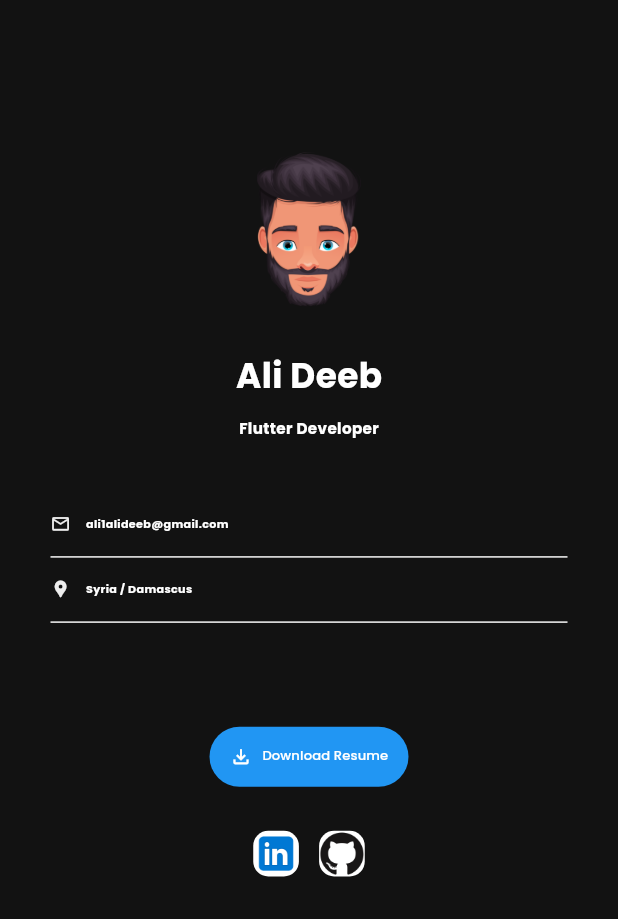
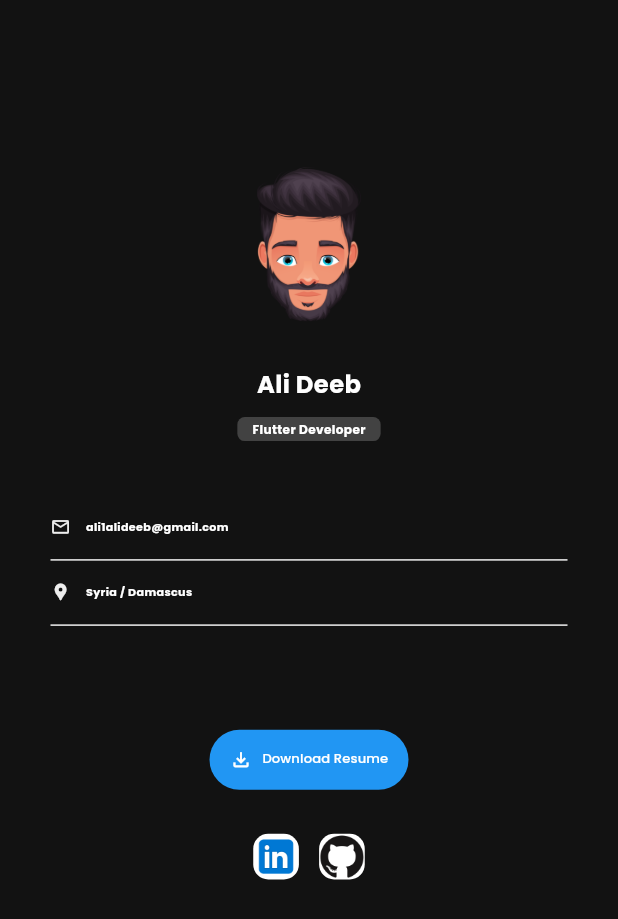
Before and after one commit to AliDeeb/my-portfolio, a Flutter app: the PersonalInfoWidget widget shown alone on an empty page, opened directly, on a phone screen of 412 x 824 dp. Shown: the top 919 px of the screen. Run offline on Flutter 3.47's test engine with Material 3 defaults, Android fonts, the light colour scheme and no system bars; our stand-ins replace flutter_animation_progress_bar, flutter_screenutil, google_fonts.

Commit message:
UI improvments.

```diff
--- a/lib/screens/widgets/personal_info_widget.dart
+++ b/lib/screens/widgets/personal_info_widget.dart
@@ -20,9 +20,18 @@ class PersonalInfoWidget extends StatelessWidget {
     final imageSize = 1.sw * (isMobile ? 0.25 : 0.15);
     final textColor =
         Theme.of(context).extension<CustomThemeColors>()!.textColor;
+    bool isLight = Theme.brightnessOf(context) == Brightness.light;
 
-    return Padding(
-      padding: EdgeInsets.only(top: 100.h),
+    return Container(
+      margin: EdgeInsets.only(top: 100.h),
+      padding: const EdgeInsets.symmetric(vertical: 10),
+      decoration: isMobile
+          ? null
+          : BoxDecoration(
+              color: isLight ? Colors.grey.shade100 : Colors.grey.shade900,
+              border: Border.all(color: Colors.blueGrey, width: 0.1),
+              borderRadius: BorderRadius.circular(10),
+            ),
       child: Column(
         children: [
           // Name and Photo.
@@ -42,20 +51,29 @@ class PersonalInfoWidget extends StatelessWidget {
               Text(
                 "Ali Deeb",
                 style: isMobile
-                    ? TextThemeStyles.headlineMedium.copyWith(
+                    ? TextThemeStyles.headlineSmall.copyWith(
                         fontWeight: FontWeight.bold,
                         color: textColor,
                       )
-                    : TextThemeStyles.displayMedium.copyWith(
+                    : TextThemeStyles.displaySmall.copyWith(
                         fontWeight: FontWeight.bold,
                         color: textColor,
                       ),
               ),
               10.verticalSpace,
-              Text(
+              Container(
+                padding: const EdgeInsets.symmetric(
+                  horizontal: 10,
+                  vertical: 2,
+                ),
+                decoration: BoxDecoration(
+                  color: isLight ? Colors.grey.shade200 : Colors.grey.shade800,
+                  borderRadius: BorderRadius.circular(5),
+                ),
+                child: Text(
                   "Flutter Developer",
                   style: isMobile
-                    ? TextThemeStyles.titleSmall.copyWith(
+                      ? TextThemeStyles.labelMedium.copyWith(
                           fontWeight: FontWeight.bold,
                           // fontSize: 10.sp,
                           color: textColor,
@@ -65,22 +83,23 @@ class PersonalInfoWidget extends StatelessWidget {
                           color: textColor,
                         ),
                 ),
+              ),
             ],
           ),
           50.verticalSpace,
 
           // Contact info.
           Padding(
-            padding: EdgeInsets.symmetric(horizontal: isMobile ? 50.w : 100.w),
+            padding: EdgeInsets.symmetric(horizontal: isMobile ? 50.w : 75.w),
             child: Column(
               children: [
                 _buildInfoRow(
                     Icons.email_outlined, "ali1alideeb@gmail.com", context),
                 // const Divider(color: AppColors.greyColor100, height: 30),
                 // _buildInfoRow(Icons.phone_outlined, "0888888888", context),
-                const Divider(color: AppColors.greyColor100, height: 30),
+                const Divider(color: AppColors.greyColor200, height: 30),
                 _buildInfoRow(Icons.location_pin, "Syria / Damascus", context),
-                const Divider(color: AppColors.greyColor100, height: 30),
+                const Divider(color: AppColors.greyColor200, height: 30),
               ],
             ),
           ),
@@ -162,12 +181,14 @@ class PersonalInfoWidget extends StatelessWidget {
   Widget _buildInfoRow(IconData icon, String text, BuildContext context) {
     final textColor =
         Theme.of(context).extension<CustomThemeColors>()!.textColor;
+    bool isLight = Theme.brightnessOf(context) == Brightness.light;
 
     return Row(
       children: [
         Icon(
           icon,
-          color: AppColors.greyColor200,
+          color:
+              isLight ? Theme.of(context).primaryColor : AppColors.greyColor200,
           size: 20.sp,
         ),
         15.horizontalSpace,
```
Also changed, not shown: lib/screens/home_screen.dart (+16 -3 lines), lib/screens/mobile_home_screen.dart (+16 -2 lines). Lines whose indentation alone changed are shown as unchanged.
